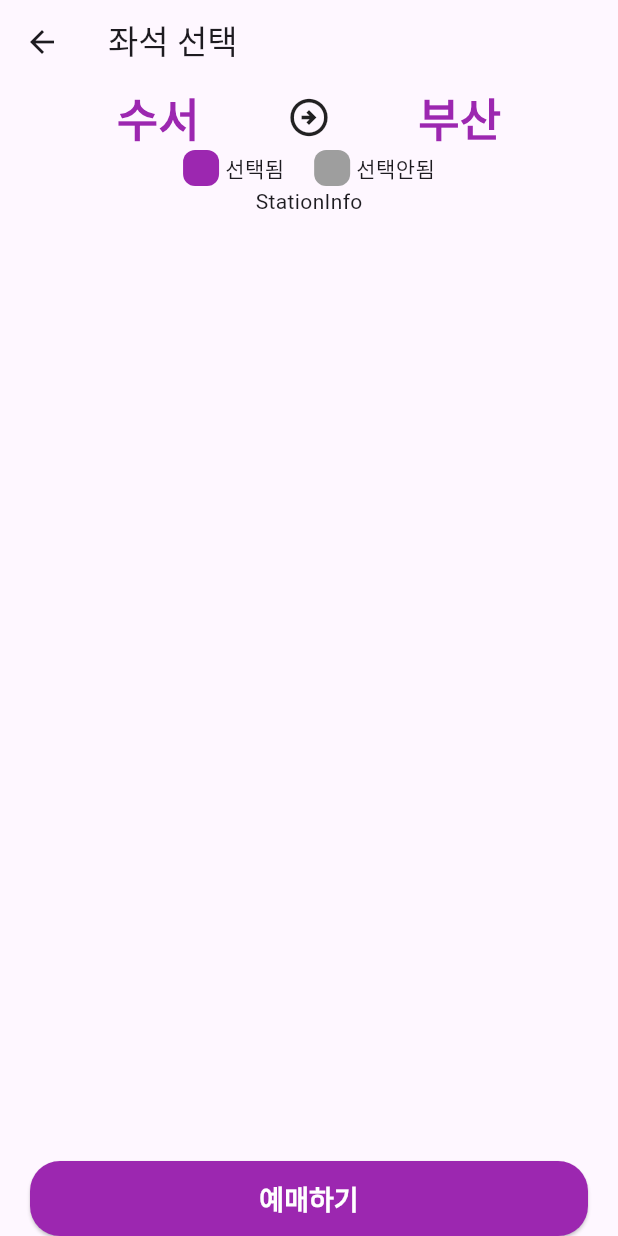
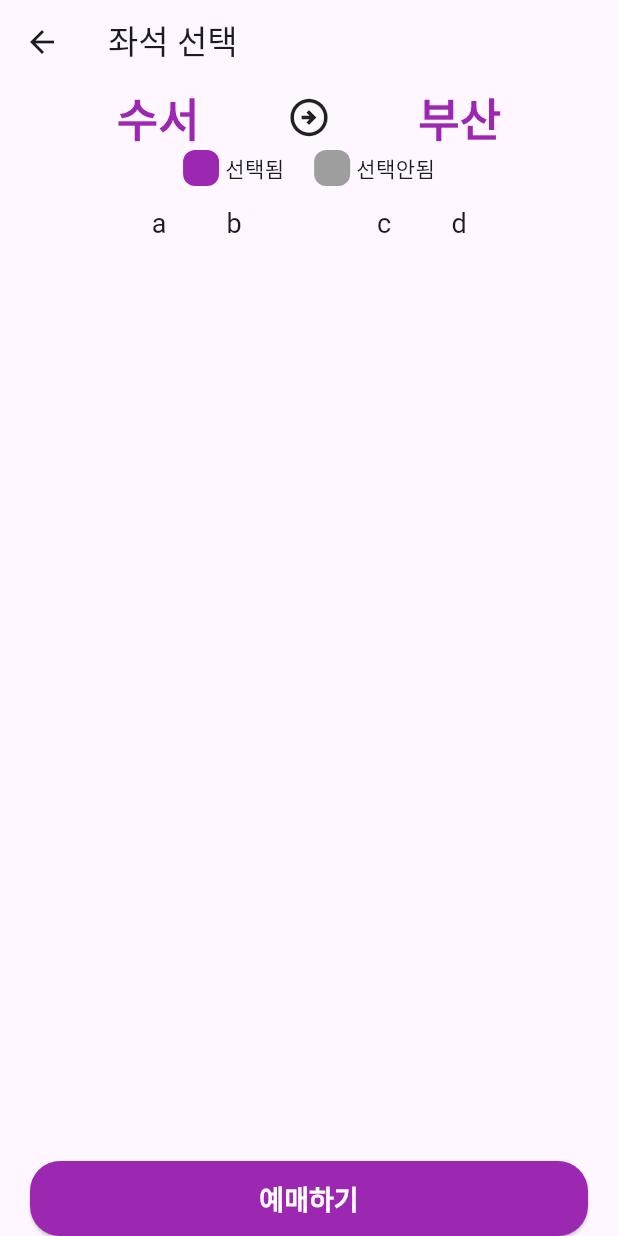
Before and after one commit to hippieperm/flutter-train-example, a Flutter app: the SeatPage screen opened directly, on a phone screen of 412 x 824 dp. Run offline on Flutter 3.47's test engine with Material 3 defaults, Android fonts, the phone set to English and light mode, and no system bars.

Commit message:
SeatListView 위젯 수정: 텍스트 대신 Row와 lable 위젯을 사용하여 레이아웃을 개선하고, 각 lable의 크기와 스타일을 정의함

```diff
--- a/lib/seat_page/widgets/station_info copy.dart
+++ b/lib/seat_page/widgets/station_info copy.dart
@@ -6,7 +6,32 @@ class SeatListView extends StatelessWidget {
   @override
   Widget build(BuildContext context) {
     return Expanded(
-      child: Text('StationInfo'),
+      child: ListView(
+        children: [
+          Row(
+            mainAxisAlignment: MainAxisAlignment.center,
+            children: [
+              lable('a'),
+              lable('b'),
+              lable(''),
+              lable('c'),
+              lable('d'),
+            ],
+          )
+        ],
+      ),
+    );
+  }
+
+  Container lable(String str) {
+    return Container(
+      width: 50,
+      height: 50,
+      alignment: Alignment.center,
+      child: Text(
+        str,
+        style: TextStyle(fontSize: 18),
+      ),
     );
   }
 }
```
